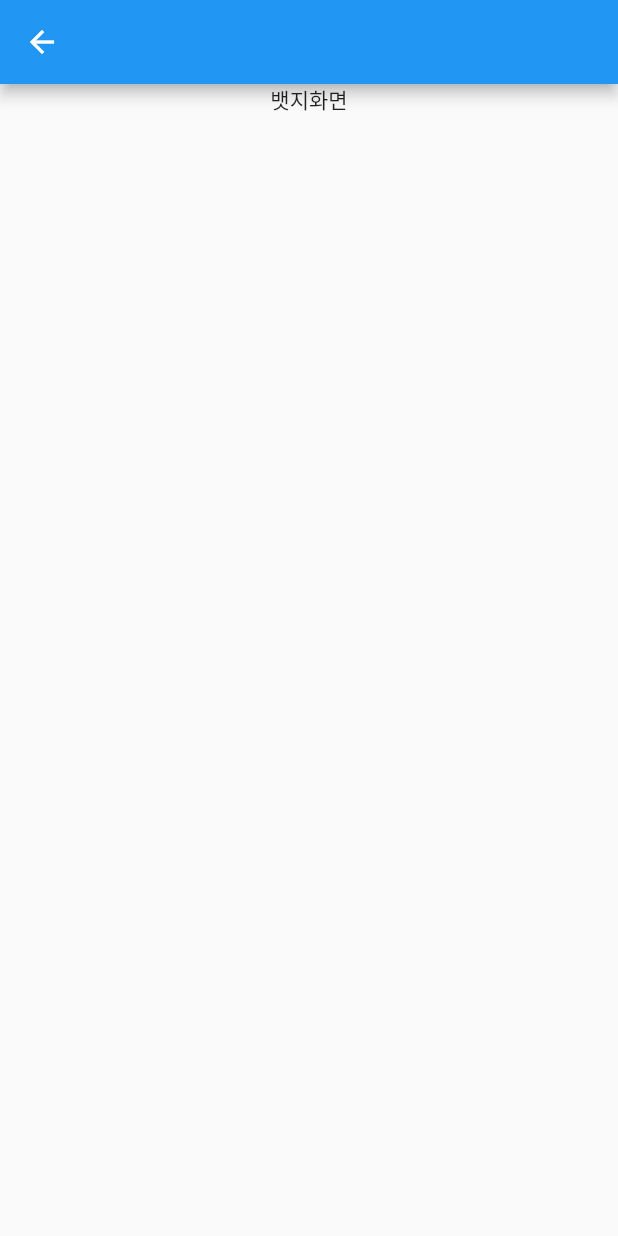
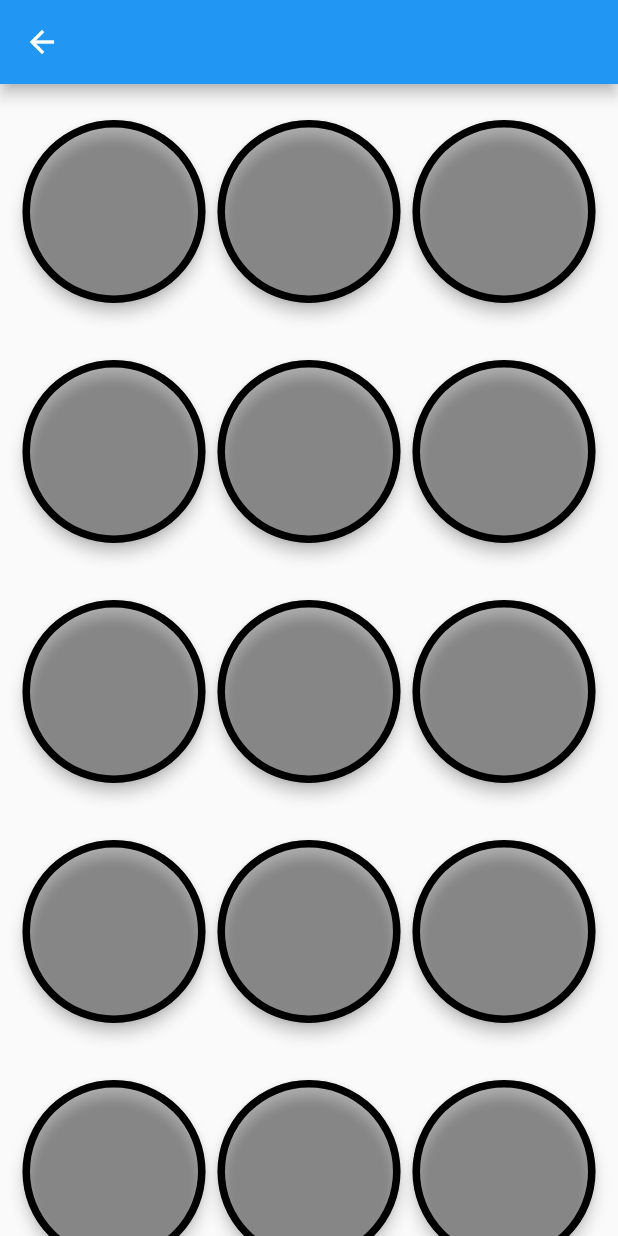
Before and after one commit to Gangglion/WalkingApp, a Flutter app: the BadgeSceen screen opened directly, on a phone screen of 412 x 824 dp. Run offline on Flutter 3.47's test engine with Material 2 defaults, Android fonts, the light colour scheme and no system bars; our stand-ins replace firebase_auth, firebase_core, google_maps_flutter, google_sign_in; missing offline and left inert: flutter_naver_login; accounts and stored records are empty.

Commit message:
commit : 임시 뱃지화면 구성. 수정 필요

```diff
--- a/flutter_workingapp/lib/pages/badge_page.dart
+++ b/flutter_workingapp/lib/pages/badge_page.dart
@@ -8,12 +8,33 @@ class BadgeSceen extends StatelessWidget {
   Widget build(BuildContext context) {
     return Scaffold(
         appBar: AppBar(),
-        body: Center(
+        body: SingleChildScrollView(
           child: Column(
             children: [
-              Container(
-                child: const Text('뱃지화면'),
-              )
+              for (int i = 0; i < 5; i++) ...[
+                Column(
+                  children: [
+                    Row(
+                      mainAxisAlignment: MainAxisAlignment.center,
+                      children: [
+                        for (int j = 0; j < 3; j++) ...[
+                          Container(
+                            height: 130,
+                            width: 130,
+                            margin:
+                                const EdgeInsets.only(top: 20.0, bottom: 10),
+                            child: const Card(
+                              shape: CircleBorder(side: BorderSide(width: 5.0)),
+                              elevation: 4.0,
+                              color: Colors.black26,
+                            ),
+                          ),
+                        ]
+                      ],
+                    )
+                  ],
+                )
+              ]
             ],
           ),
         ));
```
Also changed, not shown: flutter_workingapp/lib/pages/walk_page.dart (+4 -4 lines).
